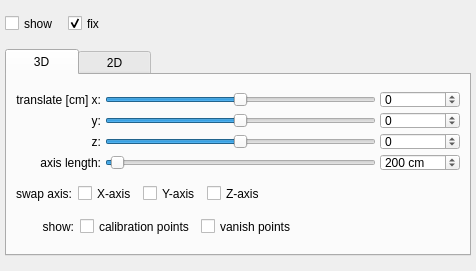
The window that src/ui/main-windows/coordinateSystemBox.ui (ped-dyn-emp/PeTrack) describes before a commit, drawn with Qt 5.
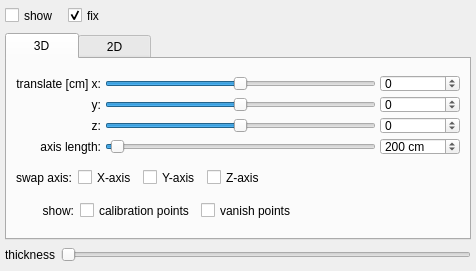
The same window after the commit. Custom widgets are drawn as their Qt base class.

Commit message: Resolve "Change thickness or color of region of interest"

```diff
--- a/src/ui/main-windows/coordinateSystemBox.ui
+++ b/src/ui/main-windows/coordinateSystemBox.ui
@@ -1136,6 +1136,30 @@
      </widget>
     </widget>
    </item>
+   <item>
+    <layout class="QHBoxLayout" name="horizontalLayout_2">
+     <item>
+      <widget class="QLabel" name="coordSystemThicknessLabel">
+       <property name="text">
+        <string>thickness</string>
+       </property>
+      </widget>
+     </item>
+     <item>
+      <widget class="PSlider" name="coordSystemThicknessSlider">
+       <property name="minimum">
+        <number>1</number>
+       </property>
+       <property name="maximum">
+        <number>30</number>
+       </property>
+       <property name="orientation">
+        <enum>Qt::Orientation::Horizontal</enum>
+       </property>
+      </widget>
+     </item>
+    </layout>
+   </item>
   </layout>
  </widget>
  <customwidgets>
```
Left out of the diff: 56 changed lines with no effect on the pictures. The commit also changes 37 other files.
